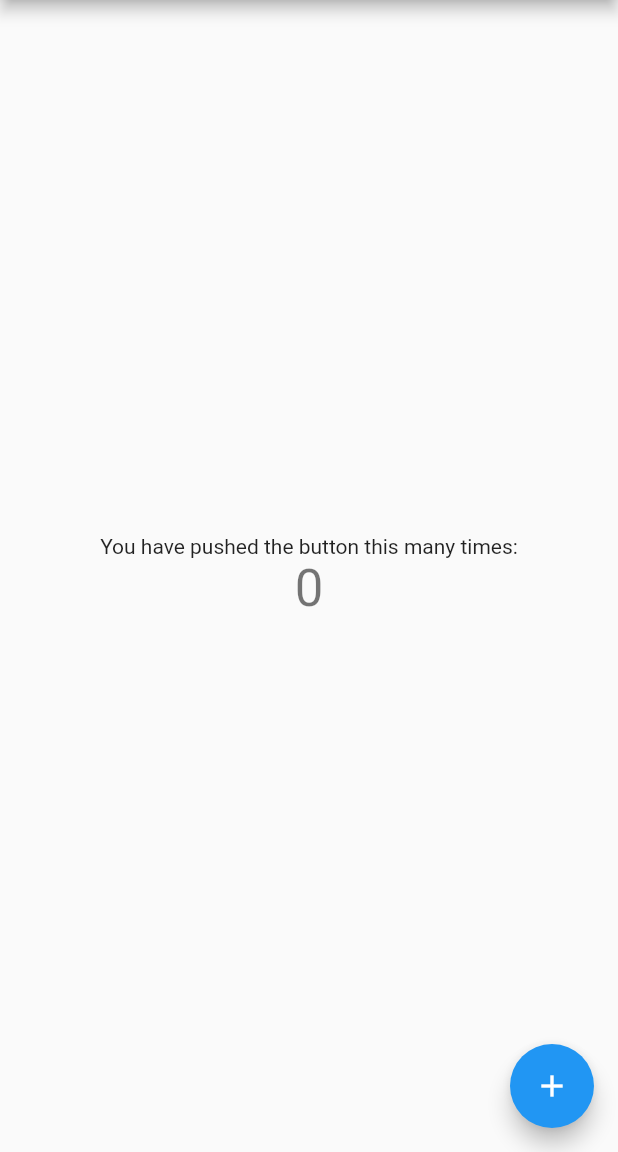
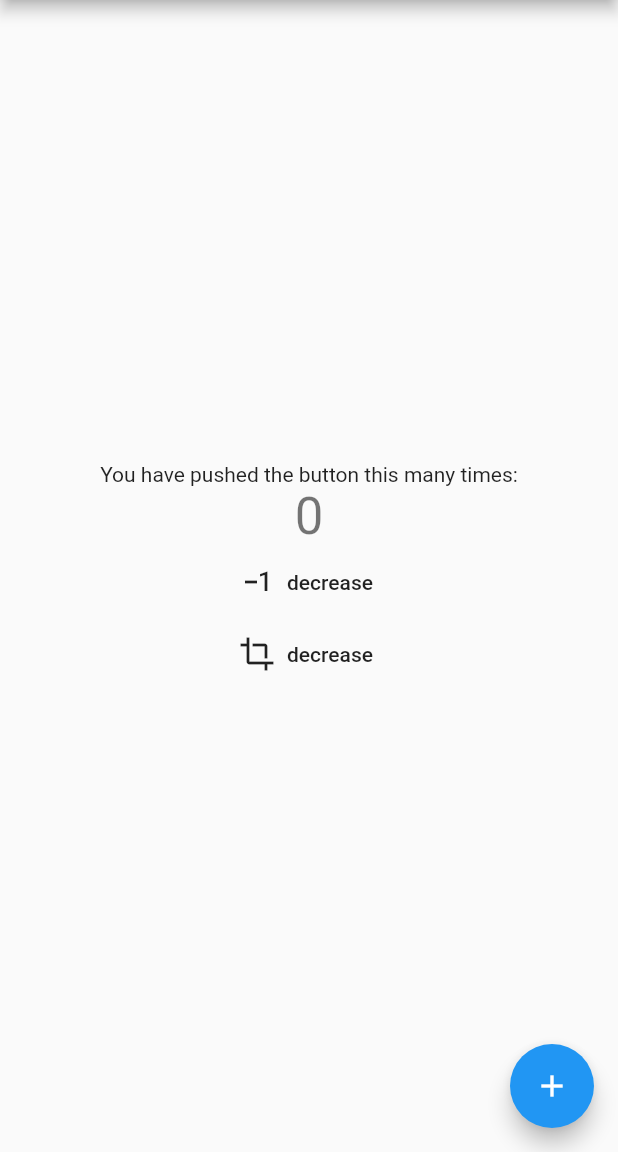
Before and after one commit to emralyilmaz/branch_exp1, a Flutter app: the screen it shows after launch, on a phone screen of 412 x 824 dp, the part 84-1236 px from its top. Run offline on Flutter 3.47's test engine with Material 2 defaults, Android fonts, the phone set to English and light mode, and no system bars.

Commit message:
minus ve crop eklendi

```diff
--- a/lib/main.dart
+++ b/lib/main.dart
@@ -36,6 +36,12 @@ class _MyHomePageState extends State<MyHomePage> {
     });
   }
 
+  void _decreaseCounter() {
+    setState(() {
+      _counter--;
+    });
+  }
+
   @override
   Widget build(BuildContext context) {
     return Scaffold(
@@ -53,6 +59,14 @@ class _MyHomePageState extends State<MyHomePage> {
               '$_counter',
               style: Theme.of(context).textTheme.headline4,
             ),
+            FlatButton.icon(
+                onPressed: _decreaseCounter,
+                icon: Icon(Icons.exposure_minus_1_sharp),
+                label: Text("decrease")),
+            FlatButton.icon(
+                onPressed: _decreaseCounter,
+                icon: Icon(Icons.crop),
+                label: Text("decrease"))
           ],
         ),
       ),
```
